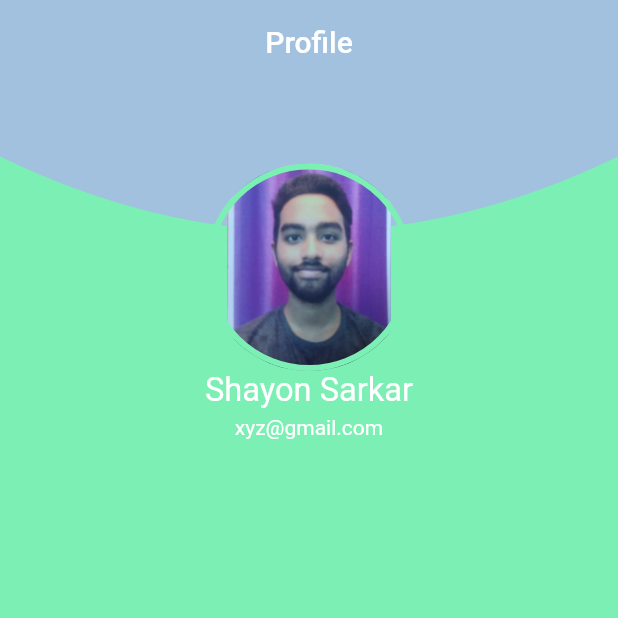
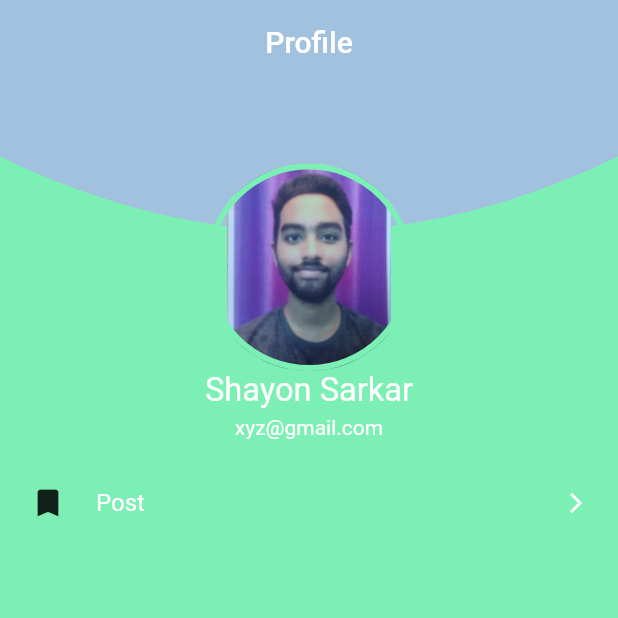
Before and after one commit to gfadu/finymo, a Flutter app: the home screen opened directly, on a phone screen of 412 x 824 dp, the top half of it. Run offline on Flutter 3.47's test engine with Material 2 defaults, Android fonts, the phone set to English and light mode, and no system bars.

Commit message:
Update body.dart

```diff
--- a/lib/components/body.dart
+++ b/lib/components/body.dart
@@ -11,6 +11,37 @@ class Body extends StatelessWidget {
         name: "Shayon Sarkar",
         email: "xyz@gmail.com",
       ),
+      InkWell(
+        onTap: () {},
+        child: Padding(
+          padding: EdgeInsets.symmetric(
+            horizontal: 20,
+            vertical: 30,
+          ),
+          child: Row(
+            children: <Widget>[
+              Icon(
+                Icons.bookmark,
+              ),
+              SizedBox(width: 20,
+              ),
+              Text(
+                "Post",
+                style: TextStyle(
+                  fontSize: 16,
+                  color: Colors.white,
+                ),
+              ),
+              Spacer(),
+              Icon(
+                Icons.arrow_forward_ios,
+                size: 16,
+                color: Colors.white,
+              )
+            ],
+          ),
+        ),
+      )
     ]
     );
   }
```
